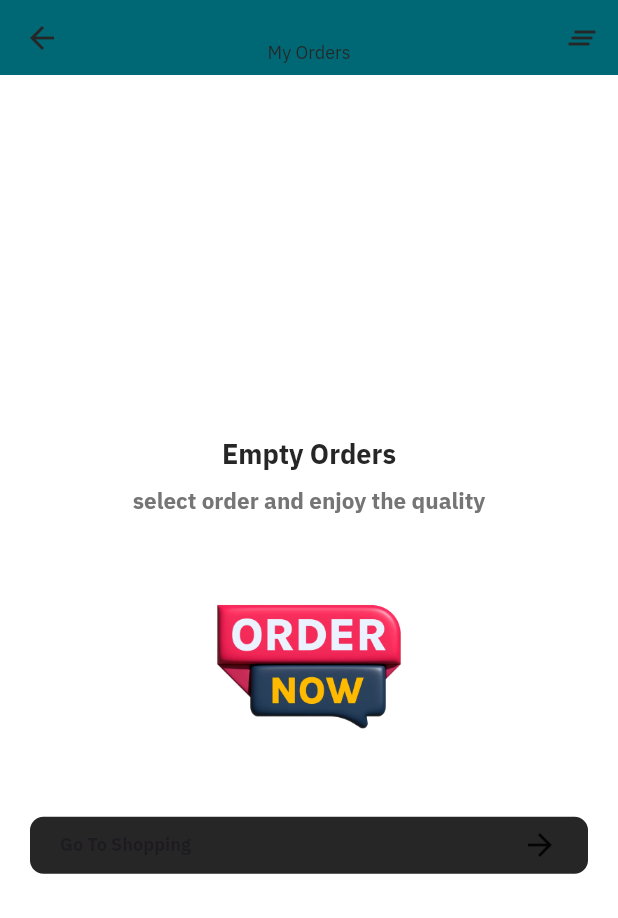
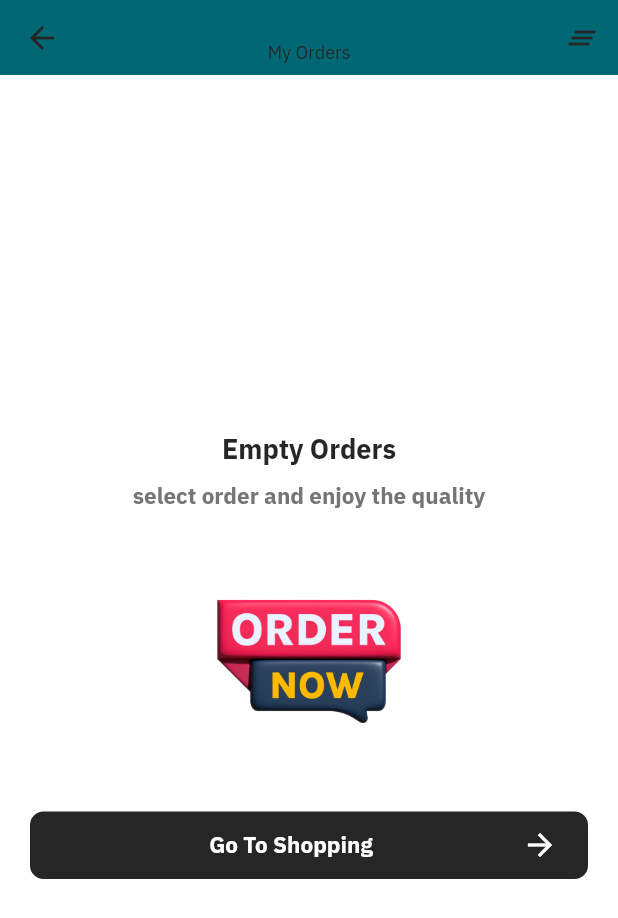
Before and after one commit to nashaatMVP/Salla, a Flutter app: the ProfileScreen screen opened directly, after a tap on "Orders", on a phone screen of 412 x 824 dp. Shown: the top 918 px of the screen. Run offline on Flutter 3.47's test engine with Material 3 defaults, Android fonts, the phone set to English and light mode, and no system bars; our stand-ins replace carousel_slider, cloud_firestore, fancy_shimmer_image, firebase_auth, firebase_core, firebase_storage and 13 more; missing offline and left inert: country_flags, dynamic_height_grid_view; accounts and stored records are empty; network calls fail.

Commit message:
custom button

```diff
--- a/lib/screens/profile/profile_screen.dart
+++ b/lib/screens/profile/profile_screen.dart
@@ -138,9 +138,7 @@ class _ProfileScreenState extends State<ProfileScreen> with AutomaticKeepAliveCl
               kGap100,
               kGap75,
 
-              user == null
-                  ? const GuestWidget()
-                  : CustomContainer(
+              user == null ? const GuestWidget() : CustomContainer(
                 radius: 12,
                 child: Column(
                   children: [
--- a/lib/screens/profile/widgets/social_media_card.dart
+++ b/lib/screens/profile/widgets/social_media_card.dart
@@ -13,25 +13,25 @@ class SocialMediaCard extends StatelessWidget {
     return  Column(
       mainAxisSize: MainAxisSize.max,
       children: [
-        // icons
-        const Center(
+        /// logos
+        Center(
           child: SizedBox(
             width: 140,
             child: Row(
               mainAxisAlignment:
               MainAxisAlignment.spaceBetween,
               children: [
-                Icon(
+                const Icon(
                   Ionicons.logo_instagram,
                   color: Color(0xffC13584),
                 ),
-                Icon(
+                const Icon(
                   Ionicons.logo_facebook,
                   color: Color(0xff4267B2),
                 ),
                 Icon(
-                  Ionicons.logo_twitter,
-                  color: Colors.blue,
+                  Ionicons.logo_tiktok,
+                  color: appColors.primaryColor,
                 ),
               ],
             ),
@@ -62,9 +62,7 @@ class SocialMediaCard extends StatelessWidget {
             TextWidgets.bodyText1("2023 salla.com All rights reversed.",color: appColors.primaryColor),
           ],
         ),
-
         kGap30,
-
       ],
     );
   }
--- a/lib/shared/app/custom_button.dart
+++ b/lib/shared/app/custom_button.dart
@@ -24,7 +24,7 @@ class CustomButton extends StatelessWidget {
     required this.text,
     this.onPressed,
     this.width,
-    this.height,
+    this.height = 45,
     this.isLoading = false,
     required this.backgroundColor,
     this.borderRadius,
@@ -51,19 +51,19 @@ class CustomButton extends StatelessWidget {
         padding: padding ?? const EdgeInsets.symmetric(horizontal: 20,vertical: 7),
         color: backgroundColor ?? appColors.primaryColor,
         child: Row(
-          mainAxisAlignment: MainAxisAlignment.spaceBetween,
+          mainAxisAlignment: arrow == true ? MainAxisAlignment.spaceBetween : MainAxisAlignment.center,
           crossAxisAlignment: CrossAxisAlignment.center,
           children: [
-            if(arrow)
-            const SizedBox.shrink(),
+            if(arrow)...[
+              const SizedBox.shrink(),
+            ],
 
-            TextWidgets.bodyText(text , fontWeight: fontWeight,fontSize: fontSize,color: textColor),
+            TextWidgets.subHeading(text , fontWeight: fontWeight,fontSize: fontSize ?? 15,color: textColor),
 
+            if(arrow)...[
+              Icon(Icons.arrow_forward,color: arrowColor ?? appColors.secondaryColor),
+            ]
 
-            if(arrow)
-            const Spacer(),
-            if(arrow)
-            Icon(Icons.arrow_forward,color: arrowColor),
           ],
         ),
       ),
--- a/lib/shared/app/custom_empty_widget.dart
+++ b/lib/shared/app/custom_empty_widget.dart
@@ -44,7 +44,10 @@ class EmptyBagWidget extends StatelessWidget {
             Padding(
              padding: const EdgeInsets.symmetric(horizontal: 20.0),
              child: CustomButton(
-                 text: "Go To Shopping", backgroundColor: appColors.primaryColor,
+                 text: "Go To Shopping",
+                 textColor: appColors.secondaryColor,
+                 backgroundColor: appColors.primaryColor,
+                 arrowColor: appColors.secondaryColor,
                  fontWeight: FontWeight.bold,
                  arrow: true,
              ),
```
Also changed, not shown: lib/screens/profile/widgets/guest_widget.dart (+25 -14 lines).
